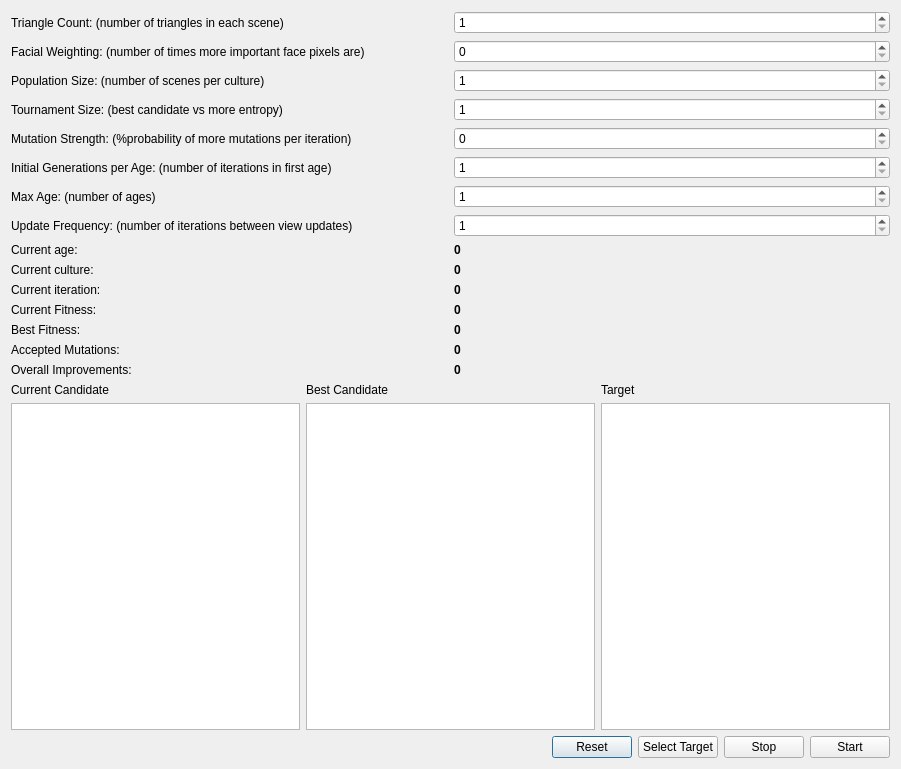
Above: triangles.ui from gh2k/triangles before the change. Below: the same form after it.
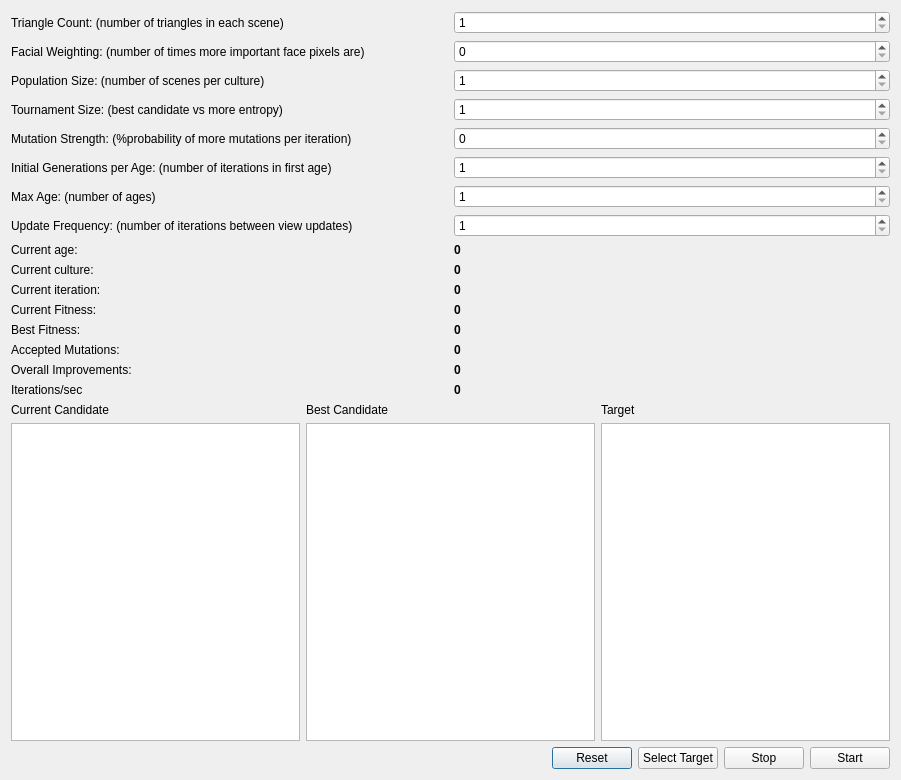
That is the form after the change.

Commit message: Added number of iterations per second to ui status

Diff of the .ui file:
```diff
--- a/triangles.ui
+++ b/triangles.ui
@@ -7,7 +7,7 @@
     <x>0</x>
     <y>0</y>
     <width>901</width>
-    <height>769</height>
+    <height>780</height>
    </rect>
   </property>
   <property name="windowTitle">
@@ -292,6 +292,26 @@
        </property>
       </widget>
      </item>
+     <item row="15" column="0">
+      <widget class="QLabel" name="label_19">
+       <property name="text">
+        <string>Iterations/sec</string>
+       </property>
+      </widget>
+     </item>
+     <item row="15" column="1">
+      <widget class="QLabel" name="iterationsPerSec">
+       <property name="font">
+        <font>
+         <weight>75</weight>
+         <bold>true</bold>
+        </font>
+       </property>
+       <property name="text">
+        <string>0</string>
+       </property>
+      </widget>
+     </item>
     </layout>
    </item>
    <item>
```
The commit also changes 2 other files.
